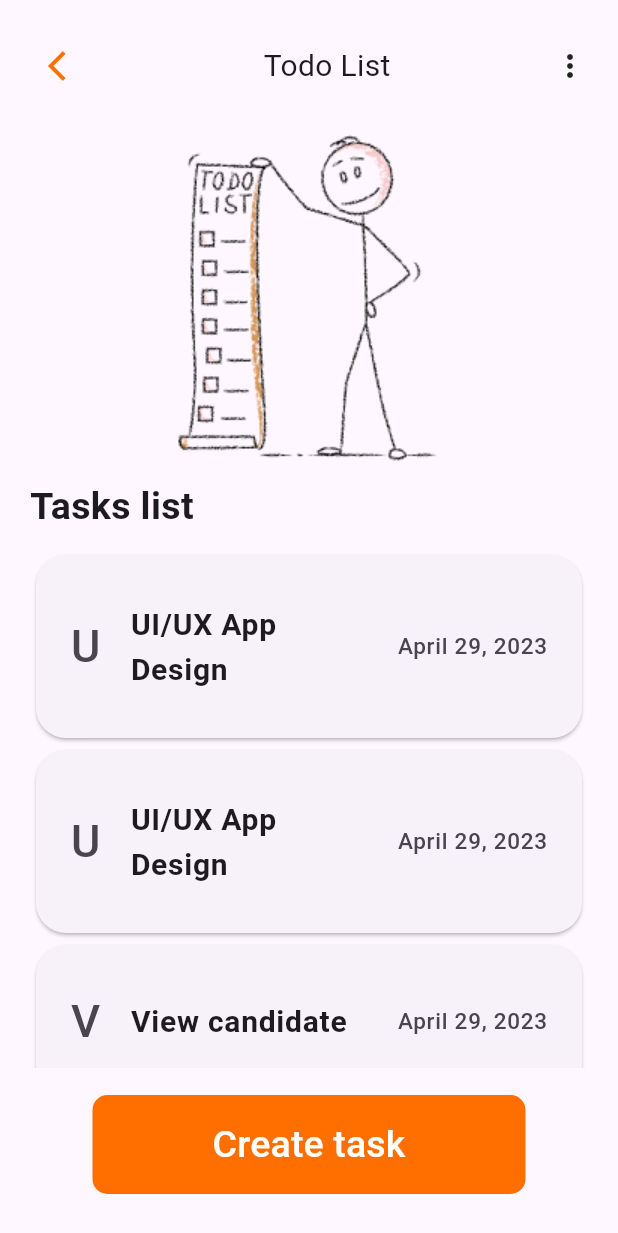
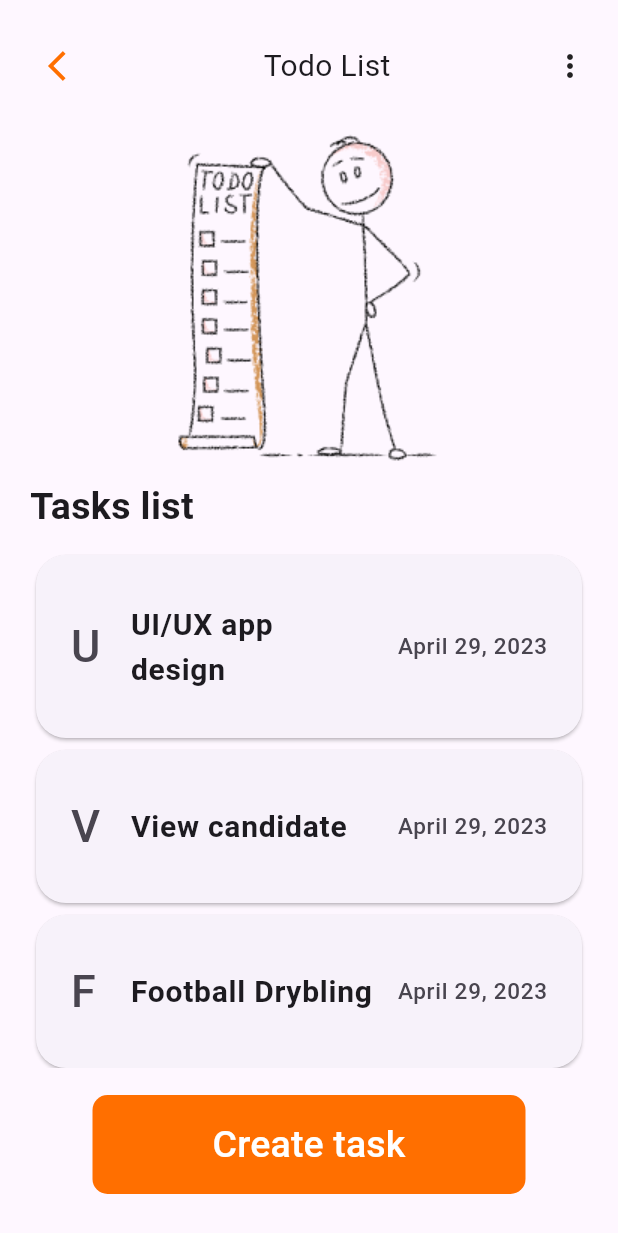
Before and after one commit to Yihun-Alemayehu/gdsc_study_session_g7, a Flutter app: the screen it shows after launch, after a tap on "Get Started", on a phone screen of 412 x 824 dp. Shown: the top 1233 px of the screen. Run offline on Flutter 3.47's test engine with Material 3 defaults, Android fonts, the light colour scheme and no system bars; our stand-ins replace animated_text_kit, get, lottie, salomon_bottom_bar.

Commit message:
task list screen

```diff
--- a/todo_ui/lib/Presentation/Screen/task_list.dart
+++ b/todo_ui/lib/Presentation/Screen/task_list.dart
@@ -1,41 +1,8 @@
 import 'package:flutter/material.dart';
+import 'package:provider/provider.dart';
+import 'package:todo_ui/data/models/task_data.dart';
 
-class TodoListPage extends StatefulWidget {
-  const TodoListPage({super.key});
-
-  @override
-  State<TodoListPage> createState() => _TodoListPageState();
-}
-
-class _TodoListPageState extends State<TodoListPage> {
-  final List listItem = [
-    [
-      "U",
-      "UI/UX App Design",
-      "April 29, 2023",
-    ],
-    [
-      "U",
-      "UI/UX App Design",
-      "April 29, 2023",
-    ],
-    [
-      "V",
-      "View candidate",
-      "April 29, 2023",
-    ],
-    [
-      "F",
-      "Football Drybiling",
-      "April 29, 2023",
-    ],
-  ];
-  final List colorList = [
-    Colors.deepOrange,
-    Colors.green,
-    Colors.yellow,
-    Colors.red,
-  ];
+class TodoListPage extends StatelessWidget {
   @override
   Widget build(BuildContext context) {
     return Scaffold(
@@ -45,10 +12,6 @@ class _TodoListPageState extends State<TodoListPage> {
           child: Column(
             crossAxisAlignment: CrossAxisAlignment.start,
             children: [
-              //listItem[0][1],
-              // const SizedBox(
-              //   height: 30,
-              // ),
               Row(
                 mainAxisAlignment: MainAxisAlignment.spaceBetween,
                 children: [
@@ -88,9 +51,12 @@ class _TodoListPageState extends State<TodoListPage> {
                 height: 10,
               ),
               Expanded(
-                child: ListView.builder(
-                  itemCount: listItem.length,
+                child: Consumer<TaskData>(
+                  builder: (context, value, child) {
+                    return ListView.builder(
+                      itemCount: value.taskCount,
                       itemBuilder: (context, index) {
+                        final taskItem = value.tasks[index];
                         return Card(
                           shape: RoundedRectangleBorder(
                             borderRadius: BorderRadius.circular(20),
@@ -103,20 +69,20 @@ class _TodoListPageState extends State<TodoListPage> {
                               },
                               contentPadding: const EdgeInsets.all(15),
                               leading: Text(
-                            listItem[index][0],
+                                taskItem.leadingIcon,
                                 style: const TextStyle(
                                   fontSize: 30,
                                 ),
                               ),
                               title: Text(
-                            listItem[index][1],
+                                taskItem.title,
                                 style: const TextStyle(
                                   fontSize: 20,
                                   fontWeight: FontWeight.bold,
                                 ),
                               ),
                               trailing: Text(
-                            listItem[index][2],
+                                taskItem.deadline,
                                 style: const TextStyle(
                                   fontSize: 15,
                                 ),
@@ -124,46 +90,8 @@ class _TodoListPageState extends State<TodoListPage> {
                             ),
                           ),
                         );
-                    // return Container(
-                    //   margin: const EdgeInsets.all(10),
-                    //   decoration: BoxDecoration(
-                    //       boxShadow: [
-                    //         BoxShadow(
-                    //             blurRadius: 5,
-                    //             offset: const Offset(-5, -5),
-                    //             color: Colors.grey.withOpacity(0.2)),
-                    //         BoxShadow(
-                    //             //blurRadius: 3,
-                    //             offset: const Offset(5, 5),
-                    //             color: Colors.grey.withOpacity(0.2)),
-                    //       ],
-                    //       color: Colors.white,
-                    //       borderRadius: BorderRadius.circular(20)),
-                    //   child: ListTile(
-                    //     onTap: () {
-                    //       Navigator.of(context).pushNamed('/taskdetail');
-                    //     },
-                    //     contentPadding: const EdgeInsets.all(10),
-                    //     leading: Text(
-                    //       listItem[index][0],
-                    //       style: const TextStyle(
-                    //         fontSize: 30,
-                    //       ),
-                    //     ),
-                    //     title: Text(
-                    //       listItem[index][1],
-                    //       style: const TextStyle(
-                    //         fontSize: 20,
-                    //       ),
-                    //     ),
-                    //     trailing: Text(
-                    //       listItem[index][2],
-                    //       style: const TextStyle(
-                    //         fontSize: 15,
-                    //       ),
-                    //     ),
-                    //   ),
-                    // );
+                      },
+                    );
                   },
                 ),
               ),
--- a/todo_ui/lib/main.dart
+++ b/todo_ui/lib/main.dart
@@ -1,18 +1,25 @@
 import 'package:flutter/material.dart';
+import 'package:provider/provider.dart';
 import 'package:todo_ui/Presentation/Screen/intro.dart';
 import 'package:todo_ui/Presentation/Screen/task_add.dart';
 import 'package:todo_ui/Presentation/Screen/task_detail.dart';
 import 'package:todo_ui/Presentation/Screen/task_list.dart';
+import 'package:todo_ui/data/models/task_data.dart';
 
 void main() {
-  runApp(MaterialApp(
-    debugShowCheckedModeBanner: false,
-    routes: {
-      '/': (context) => const IntroPage(),
-      '/todolist': (context) =>const  TodoListPage(),
-      '/addtask': (context) => const CreateTaskPage(),
-      '/taskdetail':(context) => const TaskDetailPage()
+  runApp(ChangeNotifierProvider<TaskData>(
+    create: (context) => TaskData(),
+    builder: (context, child) {
+      return MaterialApp(
+        debugShowCheckedModeBanner: false,
+        routes: {
+          '/': (context) => const IntroPage(),
+          '/todolist': (context) => const TodoListPage(),
+          '/addtask': (context) => const CreateTaskPage(),
+          '/taskdetail': (context) => const TaskDetailPage()
+        },
+        //home: const IntroPage(),
+      );
     },
-    //home: const IntroPage(),
   ));
 }
```
Lines whose indentation alone changed are shown as unchanged.
